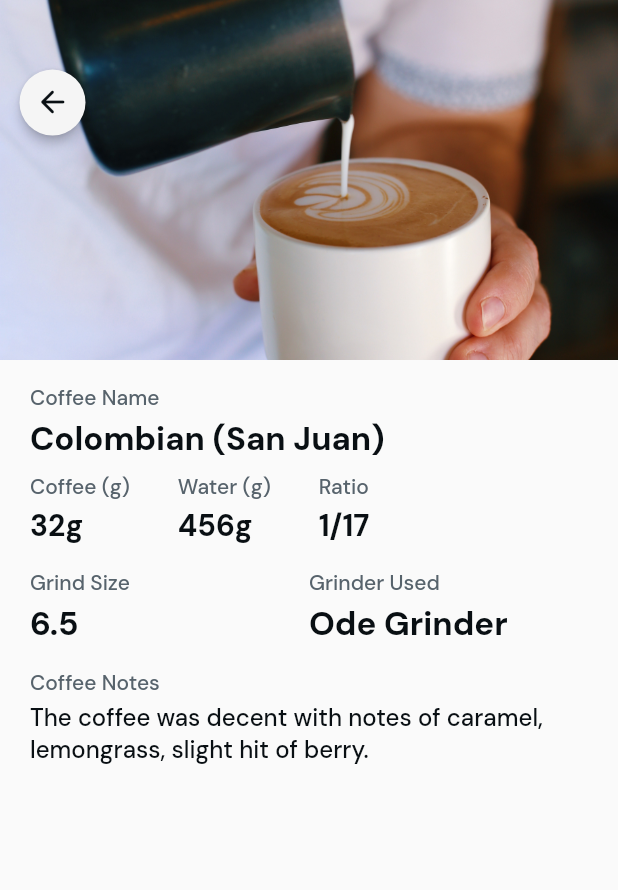
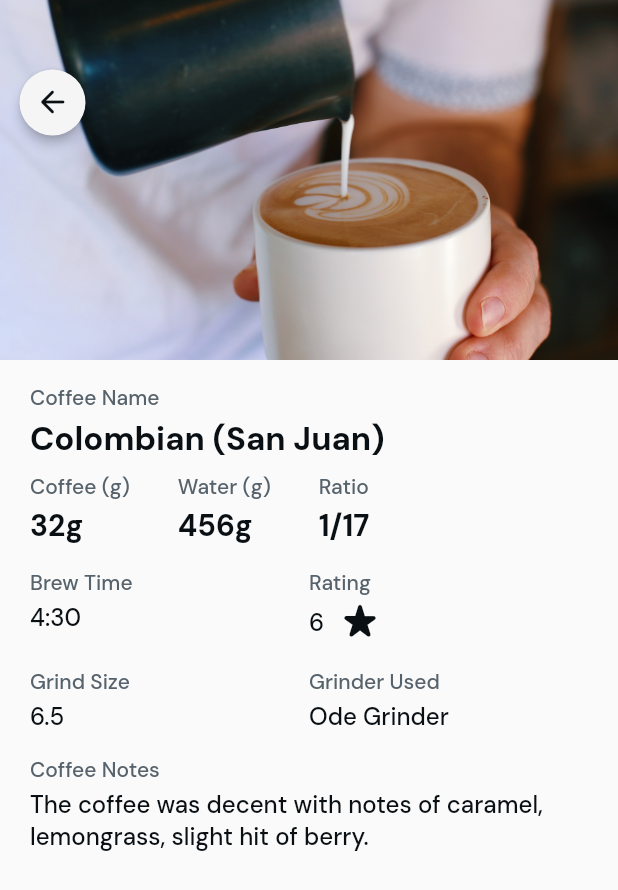
Before and after one commit to andrewdaniels/coffeenotes, a Flutter app: the CoffeeNotesDetailsWidget screen opened directly, on a phone screen of 412 x 824 dp. Shown: the top 890 px of the screen. Run offline on Flutter 3.47's test engine with Material 2 defaults, Android fonts, the phone set to English and light mode, and no system bars; our stand-ins replace auto_size_text, built_collection, built_value, cloud_firestore, firebase_auth, firebase_core and 5 more; accounts and stored records are empty; generated files the repository leaves out were written again.

Commit message:
Updating to latest FlutterFlow output.

```diff
--- /dev/null
+++ b/lib/auth/firebase_user_provider.dart
@@ -0,0 +1,19 @@
+import 'package:firebase_auth/firebase_auth.dart';
+import 'package:rxdart/rxdart.dart';
+
+class SampleAppCoffeeNotesFirebaseUser {
+  SampleAppCoffeeNotesFirebaseUser(this.user);
+  final User user;
+  bool get loggedIn => user != null;
+}
+
+SampleAppCoffeeNotesFirebaseUser currentUser;
+bool get loggedIn => currentUser?.loggedIn ?? false;
+Stream<SampleAppCoffeeNotesFirebaseUser>
+    sampleAppCoffeeNotesFirebaseUserStream() => FirebaseAuth.instance
+        .authStateChanges()
+        .debounce((user) => user == null && !loggedIn
+            ? TimerStream(true, const Duration(seconds: 1))
+            : Stream.value(user))
+        .map<SampleAppCoffeeNotesFirebaseUser>(
+            (user) => currentUser = SampleAppCoffeeNotesFirebaseUser(user));
--- a/lib/backend/backend.dart
+++ b/lib/backend/backend.dart
@@ -1,5 +1,6 @@
 import 'package:built_value/serializer.dart';
 import 'package:cloud_firestore/cloud_firestore.dart';
+import 'package:firebase_auth/firebase_auth.dart';
 
 import '../flutter_flow/flutter_flow_util.dart';
 
--- a/lib/coffee_notes_details/coffee_notes_details_widget.dart
+++ b/lib/coffee_notes_details/coffee_notes_details_widget.dart
@@ -197,6 +197,77 @@ class _CoffeeNotesDetailsWidgetState extends State<CoffeeNotesDetailsWidget> {
                     crossAxisAlignment: CrossAxisAlignment.start,
                     children: [
                       Text(
+                        'Brew Time',
+                        style: FlutterFlowTheme.bodyText1.override(
+                          fontFamily: 'DM Sans',
+                        ),
+                      ),
+                      Padding(
+                        padding: EdgeInsets.fromLTRB(0, 4, 0, 0),
+                        child: Text(
+                          '4:30',
+                          textAlign: TextAlign.start,
+                          style: FlutterFlowTheme.subtitle2.override(
+                            fontFamily: 'DM Sans',
+                          ),
+                        ),
+                      )
+                    ],
+                  ),
+                ),
+                Expanded(
+                  child: Column(
+                    mainAxisSize: MainAxisSize.max,
+                    crossAxisAlignment: CrossAxisAlignment.start,
+                    children: [
+                      Text(
+                        'Rating',
+                        style: FlutterFlowTheme.bodyText1.override(
+                          fontFamily: 'DM Sans',
+                        ),
+                      ),
+                      Row(
+                        mainAxisSize: MainAxisSize.max,
+                        children: [
+                          Padding(
+                            padding: EdgeInsets.fromLTRB(0, 4, 0, 0),
+                            child: Text(
+                              '6',
+                              textAlign: TextAlign.start,
+                              style: FlutterFlowTheme.subtitle2.override(
+                                fontFamily: 'DM Sans',
+                              ),
+                            ),
+                          ),
+                          Padding(
+                            padding: EdgeInsets.fromLTRB(8, 0, 0, 0),
+                            child: Icon(
+                              Icons.star_rate_rounded,
+                              color: FlutterFlowTheme.primaryColor,
+                              size: 32,
+                            ),
+                          )
+                        ],
+                      )
+                    ],
+                  ),
+                )
+              ],
+            ),
+          ),
+          Padding(
+            padding: EdgeInsets.fromLTRB(20, 16, 20, 0),
+            child: Row(
+              mainAxisSize: MainAxisSize.max,
+              mainAxisAlignment: MainAxisAlignment.start,
+              crossAxisAlignment: CrossAxisAlignment.start,
+              children: [
+                Expanded(
+                  child: Column(
+                    mainAxisSize: MainAxisSize.max,
+                    crossAxisAlignment: CrossAxisAlignment.start,
+                    children: [
+                      Text(
                         'Grind Size',
                         style: FlutterFlowTheme.bodyText1.override(
                           fontFamily: 'DM Sans',
@@ -207,7 +278,7 @@ class _CoffeeNotesDetailsWidgetState extends State<CoffeeNotesDetailsWidget> {
                         child: Text(
                           '6.5',
                           textAlign: TextAlign.start,
-                          style: FlutterFlowTheme.title2.override(
+                          style: FlutterFlowTheme.subtitle2.override(
                             fontFamily: 'DM Sans',
                           ),
                         ),
@@ -231,7 +302,7 @@ class _CoffeeNotesDetailsWidgetState extends State<CoffeeNotesDetailsWidget> {
                         child: Text(
                           'Ode Grinder',
                           textAlign: TextAlign.start,
-                          style: FlutterFlowTheme.title2.override(
+                          style: FlutterFlowTheme.subtitle2.override(
                             fontFamily: 'DM Sans',
                           ),
                         ),
--- a/lib/create_note_new/create_note_new_widget.dart
+++ b/lib/create_note_new/create_note_new_widget.dart
@@ -558,6 +558,7 @@ class _CreateNoteNewWidgetState extends State<CreateNoteNewWidget> {
                   final grinderType = textController6.text;
                   final coffeeRating = 0;
                   final coffeeNotes = textController7.text;
+                  final timeStamp = getCurrentTimestamp;
 
                   final coffeeNotesRecordData = createCoffeeNotesRecordData(
                     coffeeName: coffeeName,
@@ -568,6 +569,7 @@ class _CreateNoteNewWidgetState extends State<CreateNoteNewWidget> {
                     grinderType: grinderType,
                     coffeeRating: coffeeRating,
                     coffeeNotes: coffeeNotes,
+                    timeStamp: timeStamp,
                   );
 
                   await CoffeeNotesRecord.collection
--- a/lib/home_page/home_page_widget.dart
+++ b/lib/home_page/home_page_widget.dart
@@ -302,7 +302,7 @@ class _HomePageWidgetState extends State<HomePageWidget> {
                                                           ),
                                                           Text(
                                                             columnCoffeeNotesRecord
-                                                                .coffeeWeight
+                                                                .waterWeight
                                                                 .toString(),
                                                             style:
                                                                 FlutterFlowTheme
--- a/lib/main.dart
+++ b/lib/main.dart
@@ -1,6 +1,7 @@
+import 'package:firebase_core/firebase_core.dart';
 import 'package:flutter/material.dart';
-import 'package:sample_app_coffee_notes/splash/splash_widget.dart';
-import 'package:firebase_core/firebase_core.dart';
+import 'auth/firebase_user_provider.dart';
+import 'package:sample_app_coffee_notes/login/login_widget.dart';
 import 'flutter_flow/flutter_flow_theme.dart';
 import 'home_page/home_page_widget.dart';
 import 'my_profile/my_profile_widget.dart';
@@ -11,14 +12,37 @@ void main() async {
   runApp(MyApp());
 }
 
-class MyApp extends StatelessWidget {
+class MyApp extends StatefulWidget {
   // This widget is the root of your application.
+  @override
+  _MyAppState createState() => _MyAppState();
+}
+
+class _MyAppState extends State<MyApp> {
+  Stream<SampleAppCoffeeNotesFirebaseUser> userStream;
+  SampleAppCoffeeNotesFirebaseUser initialUser;
+
+  @override
+  void initState() {
+    super.initState();
+    userStream = sampleAppCoffeeNotesFirebaseUserStream()
+      ..listen((user) => initialUser ?? setState(() => initialUser = user));
+  }
+
   @override
   Widget build(BuildContext context) {
     return MaterialApp(
       title: 'Sample App - Coffee Notes',
       theme: ThemeData(primarySwatch: Colors.blue),
-      home: NavBarPage(),
+      home: initialUser == null
+          ? const Center(
+              child: CircularProgressIndicator(
+                valueColor: AlwaysStoppedAnimation<Color>(Color(0xff4b39ef)),
+              ),
+            )
+          : currentUser.loggedIn
+              ? NavBarPage()
+              : LoginWidget(),
     );
   }
 }
--- a/lib/splash/splash_widget.dart
+++ b/lib/splash/splash_widget.dart
@@ -34,7 +34,7 @@ class _SplashWidgetState extends State<SplashWidget> {
                       child: Image.asset(
                         'assets/images/bg@2x.png',
                         width: MediaQuery.of(context).size.width,
-                        height: 812,
+                        height: MediaQuery.of(context).size.height * 1,
                         fit: BoxFit.cover,
                       ),
                     ),
--- a/pubspec.yaml
+++ b/pubspec.yaml
@@ -28,8 +28,13 @@ dependencies:
   built_value: ^8.0.0-nullsafety.0
   cached_network_image: 2.5.1
   cloud_firestore: ^0.16.0
+  firebase_auth: ^0.20.0+1
+  firebase_core: ^0.7.0
   font_awesome_flutter:
   google_fonts:
+  google_sign_in: ^4.0.16
+  rxdart: ^0.25.0
+  sign_in_with_apple: ^2.5.4
   url_launcher:
 
 
```
Also changed, not shown: lib/auth/anonymous_auth.dart (added, +9 -0 lines), lib/auth/apple_auth.dart (added, +57 -0 lines), lib/auth/auth_util.dart (added, +50 -0 lines), lib/auth/email_auth.dart (added, +18 -0 lines), lib/auth/google_auth.dart (added, +23 -0 lines), lib/login/login_widget.dart (+0 -24 lines).
